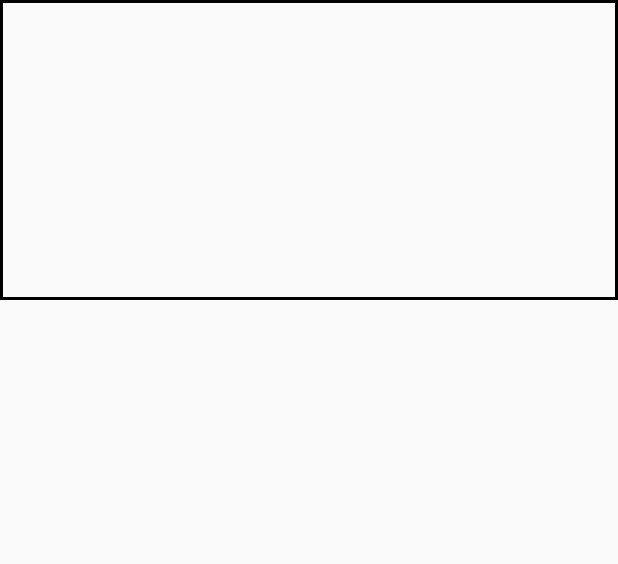
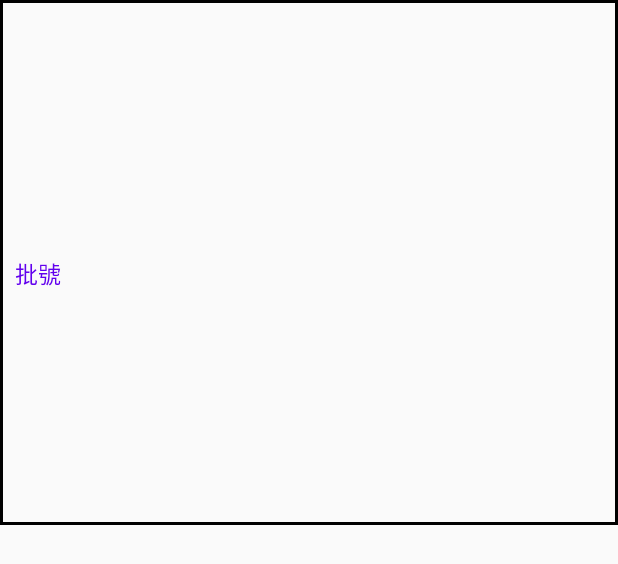
Before and after one commit to IT-Lelong/QuetPhatLieu, an Android app: the layout checkdt_row.xml on its own in the app's theme, with its tools: preview values and no code run, on a phone screen of 412 x 824 dp. Shown: the top 564 px of the screen. Run offline under Robolectric (Android 15) with nearby library versions, the light colour scheme and no system bars.

Commit message:
23111101 Nga

```diff
--- a/build.gradle
+++ b/build.gradle
@@ -11,7 +11,7 @@ android {
         minSdkVersion 29
         targetSdkVersion 31
         versionCode 2
-        versionName "2.10"
+        versionName "2.11"
 
         testInstrumentationRunner "androidx.test.runner.AndroidJUnitRunner"
     }
--- a/src/main/java/com/example/klb_pda/CheckDT_Adapter.java
+++ b/src/main/java/com/example/klb_pda/CheckDT_Adapter.java
@@ -25,7 +25,7 @@ public class CheckDT_Adapter extends ArrayAdapter<List_CheckDT> {
         if (convertView == null) {
             holder = new ViewHolder();
             LayoutInflater inflater = (LayoutInflater) context.getSystemService(Context.LAYOUT_INFLATER_SERVICE);
-            convertView = inflater.inflate(this.resource,null);
+            convertView = inflater.inflate(this.resource, null);
 
             //ánh xạ và setTag lưu vào holder
             holder.stt = convertView.findViewById(R.id.stt);
@@ -38,14 +38,14 @@ public class CheckDT_Adapter extends ArrayAdapter<List_CheckDT> {
             holder.manv = convertView.findViewById(R.id.manv);
             holder.gio = convertView.findViewById(R.id.gio);
             holder.matem = convertView.findViewById(R.id.matem);
-
+            holder.solo = convertView.findViewById(R.id.solo);
             convertView.setTag(holder);
-        }else {
+        } else {
             holder = (ViewHolder) convertView.getTag();
         }
 
         //Trả về danh bạ hiện tại muốn vẽ
-        List_CheckDT list_checkDT=this.objects.get(position);
+        List_CheckDT list_checkDT = this.objects.get(position);
 
         holder.stt.setText(list_checkDT.getXqr230b_01().toString());
         holder.maphieudk.setText(list_checkDT.getXqr230b_02());
@@ -57,12 +57,15 @@ public class CheckDT_Adapter extends ArrayAdapter<List_CheckDT> {
         holder.manv.setText(list_checkDT.getXqr230b_09());
         holder.gio.setText(list_checkDT.getXqr230b_08());
         holder.matem.setText(list_checkDT.getXqr230b_04());
+        holder.solo.setText(list_checkDT.getXqr230b_11());
 
         return convertView;
     }
+
     public class ViewHolder {
-        TextView stt,maphieudk,hm,soluong,mavl,tenvl,quycach,manv,gio,matem;
+        TextView stt, maphieudk, hm, soluong, mavl, tenvl, quycach, manv, gio, matem, solo;
     }
+
     public CheckDT_Adapter(@NonNull Context context, int resource, @NonNull List<List_CheckDT> objects) {
         super(context, resource, objects);
         this.context = context;
--- a/src/main/java/com/example/klb_pda/CheckDateTime.java
+++ b/src/main/java/com/example/klb_pda/CheckDateTime.java
@@ -296,8 +296,9 @@ public class CheckDateTime extends AppCompatActivity implements EMDKManager.EMDK
                                 String xqr230b_08 = jsonObject.getString("QR_IMN12"); //Ngay quet
                                 String xqr230b_09 = jsonObject.getString("QR_IMN07"); //Nguoi quet
                                 Integer xqr230b_10 = Integer.valueOf(jsonObject.getString("QR_IMN06")); //Số lượng
+                                String xqr230b_11 = jsonObject.getString("RVB38"); //Nguoi quet
 
-                                dsCheckDTS.add(new List_CheckDT(xqr230b_01, xqr230b_02, xqr230b_03, xqr230b_04, xqr230b_05, xqr230b_06, xqr230b_07, xqr230b_08, xqr230b_09, xqr230b_10));
+                                dsCheckDTS.add(new List_CheckDT(xqr230b_01, xqr230b_02, xqr230b_03, xqr230b_04, xqr230b_05, xqr230b_06, xqr230b_07, xqr230b_08, xqr230b_09, xqr230b_10,xqr230b_11));
 
                                 //trangthai.setText("Chưa chuyển");
 
@@ -399,8 +400,10 @@ public class CheckDateTime extends AppCompatActivity implements EMDKManager.EMDK
                                 String xqr230b_08 = jsonObject.getString("QR_IMN12"); //Ngay quet
                                 String xqr230b_09 = jsonObject.getString("QR_IMN07"); //Nguoi quet
                                 Integer xqr230b_10 = Integer.valueOf(jsonObject.getString("QR_IMN06")); //Số lượng
+                                String xqr230b_11 = jsonObject.getString("RVB38"); //Nguoi quet
 
-                                dsCheckDTS.add(new List_CheckDT(xqr230b_01, xqr230b_02, xqr230b_03, xqr230b_04, xqr230b_05, xqr230b_06, xqr230b_07, xqr230b_08, xqr230b_09, xqr230b_10));
+
+                                dsCheckDTS.add(new List_CheckDT(xqr230b_01, xqr230b_02, xqr230b_03, xqr230b_04, xqr230b_05, xqr230b_06, xqr230b_07, xqr230b_08, xqr230b_09, xqr230b_10,xqr230b_11));
 
                                 //trangthai.setText("Chưa chuyển");
 
@@ -461,7 +464,6 @@ public class CheckDateTime extends AppCompatActivity implements EMDKManager.EMDK
             reader.close();
             return result;
         } catch (Exception e) {
-
             return "FALSE";
         }
     }
--- a/src/main/java/com/example/klb_pda/List_CheckDT.java
+++ b/src/main/java/com/example/klb_pda/List_CheckDT.java
@@ -20,6 +20,7 @@ public class List_CheckDT  implements Serializable  {
     private final String xqr230b_08;
     private final Integer xqr230b_10;
     private Integer xqr230b_01;
+    private final String xqr230b_11;
 
     public String getXqr230b_02() {
         return xqr230b_02;
@@ -69,8 +70,12 @@ public class List_CheckDT  implements Serializable  {
         return xqr230b_09;
     }
 
+    public String getXqr230b_11() {
+        return xqr230b_11;
+    }
+
     public List_CheckDT(Integer xqr230b_01, String xqr230b_02, Integer xqr230b_03, String xqr230b_04,
-                        String xqr230b_05, String xqr230b_06, String xqr230b_07, String xqr230b_08, String xqr230b_09, Integer xqr230b_10) {
+                        String xqr230b_05, String xqr230b_06, String xqr230b_07, String xqr230b_08, String xqr230b_09, Integer xqr230b_10, String xqr230b_11) {
         this.xqr230b_01=xqr230b_01;
         this.xqr230b_02=xqr230b_02;
         this.xqr230b_03=xqr230b_03;
@@ -81,6 +86,7 @@ public class List_CheckDT  implements Serializable  {
         this.xqr230b_08 = xqr230b_08;
         this.xqr230b_09 = xqr230b_09;
         this.xqr230b_10 = xqr230b_10;
+        this.xqr230b_11 = xqr230b_11;
     }
 
 }
--- a/src/main/res/layout/activity_check_date_time_row.xml
+++ b/src/main/res/layout/activity_check_date_time_row.xml
@@ -110,6 +110,7 @@
                 android:textColor="@color/black"
                 android:textSize="15dp"
                 android:gravity="center"/>
+
         </LinearLayout>
 
 
--- a/src/main/res/layout/checkdt_row.xml
+++ b/src/main/res/layout/checkdt_row.xml
@@ -1,7 +1,7 @@
 <?xml version="1.0" encoding="utf-8"?>
 <LinearLayout xmlns:android="http://schemas.android.com/apk/res/android"
     android:layout_width="match_parent"
-    android:layout_height="200dp"
+    android:layout_height="350dp"
     android:background="@drawable/page_mode_sample_shape"
     android:orientation="vertical">
 
@@ -21,8 +21,9 @@
                 android:layout_height="match_parent"
                 android:layout_weight="1"
                 android:textColor="@color/black"
-                android:textSize="20dp"
+                android:textSize="15dp"
                 android:gravity="center"/>
+
         </LinearLayout>
 
 
@@ -36,7 +37,7 @@
                 android:layout_width="match_parent"
                 android:layout_height="match_parent"
                 android:textColor="@color/black"
-                android:textSize="20dp"
+                android:textSize="15dp"
                 android:gravity="center"/>
         </LinearLayout>
 
@@ -52,7 +53,7 @@
                 android:layout_height="match_parent"
                 android:gravity="center"
                 android:textColor="@color/black"
-                android:textSize="20dp" />
+                android:textSize="15dp" />
 
         </LinearLayout>
 
@@ -66,14 +67,14 @@
                 android:layout_width="match_parent"
                 android:layout_height="match_parent"
                 android:textColor="@color/black"
-                android:textSize="20dp"
+                android:textSize="15dp"
                 android:gravity="center"/>
 
         </LinearLayout>
 
         <LinearLayout
             android:layout_width="0dp"
-            android:layout_height="100dp"
+            android:layout_height="match_parent"
             android:layout_weight="4"
             android:orientation="vertical">
 
@@ -108,8 +109,9 @@
                 android:layout_height="0dp"
                 android:layout_weight="50"
                 android:textColor="@color/black"
-                android:textSize="15dp"
+                android:textSize="10dp"
                 android:gravity="center"/>
+
         </LinearLayout>
 
 
@@ -130,7 +132,7 @@
                 android:id="@+id/gio"
                 android:layout_width="match_parent"
                 android:layout_height="0dp"
-                android:layout_weight="1"
+                android:layout_weight="2"
                 android:textColor="@color/black"
                 android:textSize="15dp"
                 android:gravity="center"/>
@@ -138,18 +140,44 @@
 
     </LinearLayout>
     <LinearLayout
+        android:layout_width="match_parent"
+        android:layout_height="0dp"
+        android:layout_weight="3"
+        android:orientation="horizontal"
+        android:layout_margin="4dp">
+            <TextView
+                android:layout_width="0dp"
+                android:layout_height="match_parent"
+                android:layout_weight="4"
+                android:textColor="@color/purple_500"
+                android:text="@string/qr210_dialog01_title2"
+                android:textSize="15dp"
+                android:gravity="left"
+                android:layout_marginLeft="6dp"/>
+            <TextView
+                android:id="@+id/solo"
+                android:layout_width="0dp"
+                android:layout_height="match_parent"
+                android:layout_weight="6"
+                android:textColor="@color/purple_500"
+                android:textSize="15dp"
+                android:gravity="left"/>
+
+    </LinearLayout>
+    <LinearLayout
         android:layout_width="wrap_content"
         android:layout_height="0dp"
-        android:layout_weight="2"
+        android:layout_weight="5"
         android:orientation="horizontal"
-        android:layout_margin="3dp">
+        android:layout_margin="4dp">
         <TextView
             android:id="@+id/matem"
             android:layout_width="match_parent"
-            android:layout_height="wrap_content"
+            android:layout_height="match_parent"
             android:textColor="@color/DeepSkyBlue"
-            android:textSize="20dp"
+            android:textSize="15dp"
             android:gravity="center"/>
     </LinearLayout>
 
+
 </LinearLayout>
```
